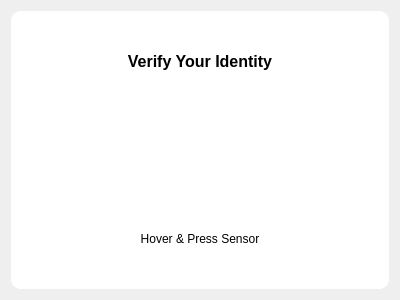
devforgely/MFA-Simulator, file src/views/authenticate_views/fingerprint_view.ui: the form before one commit.
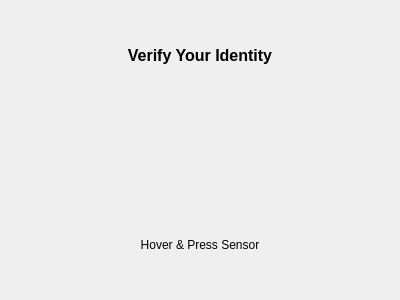
The form after the commit. Icons and pictures are not drawn.

```diff
--- a/src/views/authenticate_views/fingerprint_view.ui
+++ b/src/views/authenticate_views/fingerprint_view.ui
@@ -10,6 +10,12 @@
     <height>300</height>
    </rect>
   </property>
+  <property name="maximumSize">
+   <size>
+    <width>400</width>
+    <height>300</height>
+   </size>
+  </property>
   <property name="windowTitle">
    <string>Form</string>
   </property>
@@ -28,21 +34,6 @@
   </property>
   <layout class="QVBoxLayout" name="verticalLayout">
    <item>
-    <widget class="QFrame" name="left_frame">
-     <property name="maximumSize">
-      <size>
-       <width>400</width>
-       <height>300</height>
-      </size>
-     </property>
-     <property name="frameShape">
-      <enum>QFrame::StyledPanel</enum>
-     </property>
-     <property name="frameShadow">
-      <enum>QFrame::Raised</enum>
-     </property>
-     <layout class="QVBoxLayout" name="verticalLayout_2">
-      <item>
        <widget class="QLabel" name="label">
         <property name="font">
          <font>
@@ -60,6 +51,8 @@
        </widget>
       </item>
       <item>
+    <layout class="QVBoxLayout" name="fp_layout">
+     <item>
        <widget class="QPushButton" name="fingerprint_btn">
         <property name="sizePolicy">
          <sizepolicy hsizetype="Maximum" vsizetype="Maximum">
@@ -91,6 +84,8 @@
         </property>
        </widget>
       </item>
+    </layout>
+   </item>
       <item>
        <widget class="QLabel" name="label_2">
         <property name="text">
@@ -99,9 +94,6 @@
         <property name="alignment">
          <set>Qt::AlignCenter</set>
         </property>
-       </widget>
-      </item>
-     </layout>
     </widget>
    </item>
   </layout>
```
Lines whose indentation alone changed are shown as unchanged.
